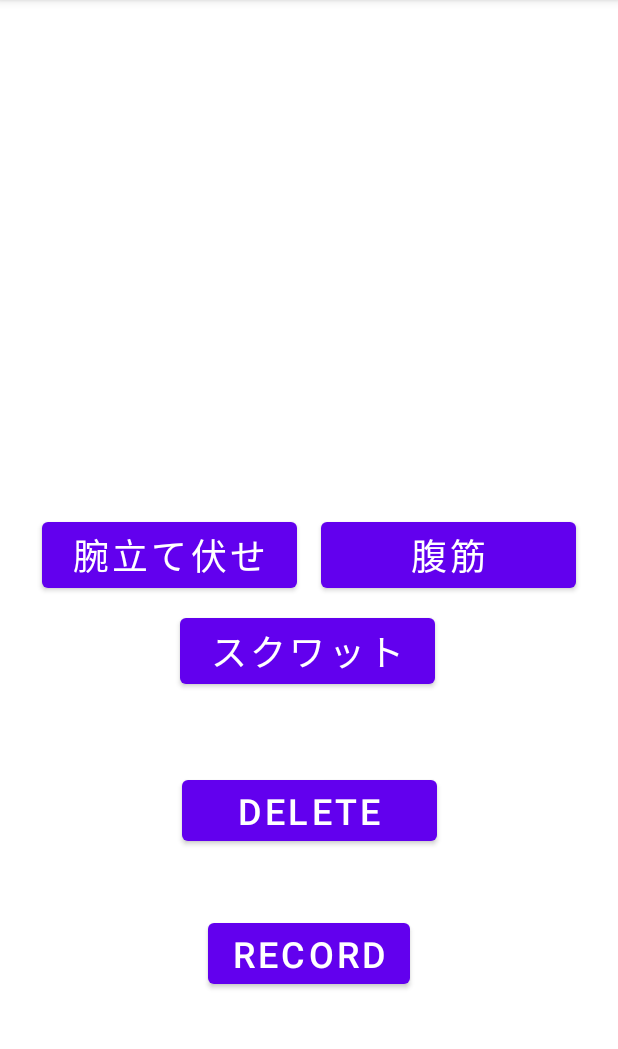
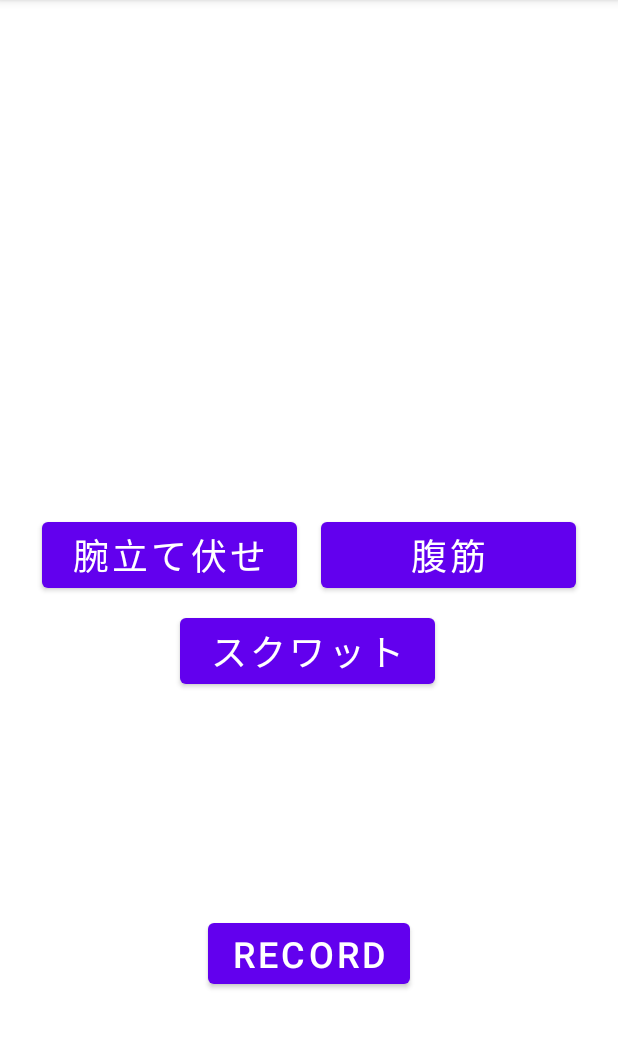
Before and after one commit to Ryota-Ya/MuscleTraining, an Android app: the screen it shows after launch (MainActivity), on a phone screen of 412 x 824 dp, the part 84-1133 px from its top. Run offline under Robolectric (Android 15) with nearby library versions, the phone set to English and light mode, and no system bars.

Commit message:
[delete]デバッグ用機能の削除
デバッグ用に設置していた記録データを全消去するためのDeleteボタンを取り除いた．
その他コード内に残っていた不要なコメントアウトを削除した．

```diff
--- a/app/src/main/java/jp/ac/titech/itpro/sdl/muscletraining/MainActivity.java
+++ b/app/src/main/java/jp/ac/titech/itpro/sdl/muscletraining/MainActivity.java
@@ -78,12 +78,6 @@ public class MainActivity extends AppCompatActivity {
             Log.d(TAG, "onClick - Record");
             setRecordView();
         });
-
-        Button delete_button = findViewById(R.id.delete_record_button);
-        delete_button.setOnClickListener(v -> {
-            Log.d(TAG, "onClick - Delete");
-            deleteFile(fileName);
-        });
     }
 
     protected void setRecordView(){
--- a/app/src/main/res/layout/activity_main.xml
+++ b/app/src/main/res/layout/activity_main.xml
@@ -55,22 +55,6 @@
         app:layout_constraintVertical_bias="0.572" />
 
     <Button
-        android:id="@+id/delete_record_button"
-        android:layout_width="170dp"
-        android:layout_height="wrap_content"
-        android:layout_margin="@dimen/margin"
-        android:text="delete"
-        android:textSize="@dimen/text_size"
-        app:layout_constraintBottom_toBottomOf="parent"
-        app:layout_constraintEnd_toEndOf="parent"
-        app:layout_constraintHorizontal_bias="0.502"
-        app:layout_constraintLeft_toRightOf="parent"
-        app:layout_constraintRight_toRightOf="parent"
-        app:layout_constraintStart_toStartOf="parent"
-        app:layout_constraintTop_toTopOf="parent"
-        app:layout_constraintVertical_bias="0.724" />
-
-    <Button
         android:id="@+id/record_button"
         android:layout_width="wrap_content"
         android:layout_height="wrap_content"
```
Also changed, not shown: app/src/main/java/jp/ac/titech/itpro/sdl/muscletraining/TrainingActivity.java (+0 -7 lines), app/src/main/res/layout/activity_training.xml (+0 -31 lines).
